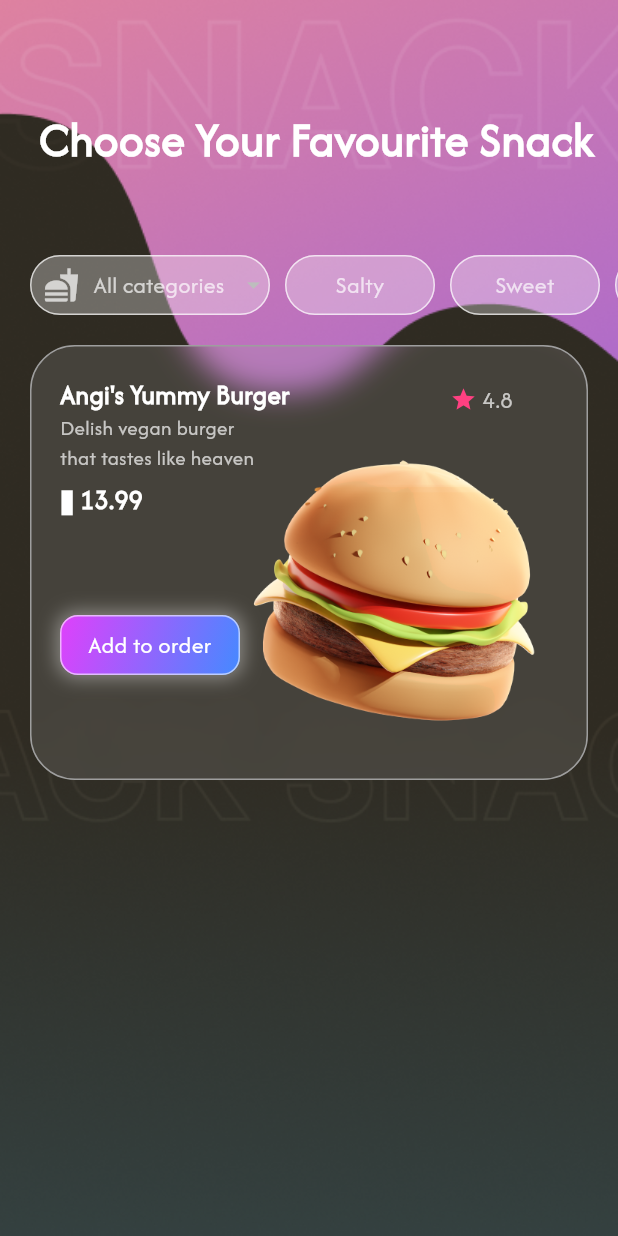
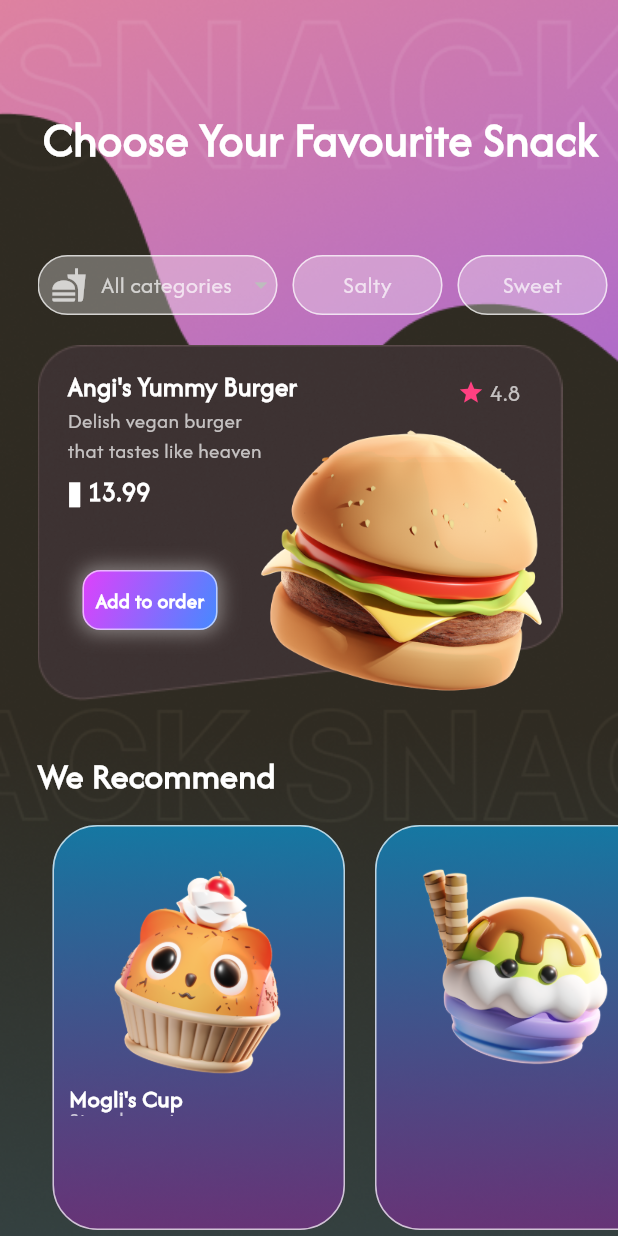
Before and after one commit to FrancescBrau/jpcode_fbrau, a Flutter app: the screen it shows after launch, on a phone screen of 412 x 824 dp. Run offline on Flutter 3.47's test engine with Material 3 defaults, Android fonts, the phone set to English and light mode, and no system bars.

Commit message:
scrollcards created

```diff
--- a/lib/features/main/main_screen.dart
+++ b/lib/features/main/main_screen.dart
@@ -1,5 +1,11 @@
+import 'dart:ui';
+
 import 'package:flutter/material.dart';
-import 'package:jpcode/features/main/widgets/card.dart';
+import 'package:jpcode/features/main/widgets/central_card.dart';
+import 'package:jpcode/features/main/widgets/scroll/baluscard.dart';
+import 'package:jpcode/features/main/widgets/scroll/creamiescard.dart';
+import 'package:jpcode/features/main/widgets/scroll/mogliscard.dart';
+import 'package:jpcode/features/main/widgets/scroll/scroll_cards.dart';
 import 'widgets/category_container.dart';
 import 'widgets/category_dropdown.dart';
 
@@ -26,7 +32,7 @@ class _HomeScreenState extends State<HomeScreen> {
           const Positioned(
             //title code starts here
             top: 70,
-            left: 20,
+            left: 25,
             right: 10,
             child: Center(
               child: Text(
@@ -42,7 +48,7 @@ class _HomeScreenState extends State<HomeScreen> {
           const Positioned(
             //categories and dropdown code starts here
             top: 170,
-            left: 20,
+            left: 25,
             right: 0,
             child: SingleChildScrollView(
               scrollDirection: Axis.horizontal,
@@ -64,13 +70,53 @@ class _HomeScreenState extends State<HomeScreen> {
               ),
             ),
           ), //categories and dropdown ends here
+          Positioned(
+            top: 230,
+            left: 25,
+            child: Stack(
+              children: [
+                Image.asset("assets/images/details/Top Card.png"),
+              ],
+            ),
+          ),
+
           const Positioned(
             //here is code for burger card, found in ../widgets/cards.dart
             top: 230,
-            left: 20,
+            left: 25,
             right: 20,
             child: BurgerCard(), //code burger ends here
-          )
+          ),
+          const Positioned(
+            //subtitle code starts here
+            top: 500,
+            left: 25,
+            child: Text(
+              "We Recommend",
+              style: TextStyle(
+                color: Colors.white,
+                fontSize: 24,
+                fontWeight: FontWeight.bold,
+              ),
+            ),
+          ),
+          //subtittle code ends here
+          Positioned(
+            top: 550,
+            left: 25,
+            right: 0,
+            child: SizedBox(
+              height: 270,
+              child: ListView(
+                scrollDirection: Axis.horizontal,
+                children: const [
+                  MoglisCard(),
+                  BalusCard(),
+                  CreamiesCard(),
+                ],
+              ),
+            ),
+          ),
         ],
       ),
     );
--- a/lib/features/main/widgets/card.dart
+++ b/lib/features/main/widgets/central_card.dart
@@ -8,30 +8,12 @@ class BurgerCard extends StatelessWidget {
   Widget build(BuildContext context) {
     return Stack(
       children: [
-        ClipRRect(
-          borderRadius: BorderRadius.circular(30),
-          child: BackdropFilter(
-            filter: ImageFilter.blur(sigmaX: 10, sigmaY: 10),
-            child: Container(
-              width: 400,
-              height: 290,
-              decoration: BoxDecoration(
-                color: Colors.grey.withOpacity(0.2),
-                borderRadius: BorderRadius.circular(30),
-              ),
-            ),
-          ),
-        ),
-        Container(
+        const SizedBox(
           width: 400,
           height: 290,
-          decoration: BoxDecoration(
-            borderRadius: BorderRadius.circular(30),
-            border: Border.all(color: Colors.grey, width: 1),
-          ),
         ),
         Positioned(
-          top: -55,
+          top: -75,
           left: 28,
           child: Transform.scale(
             scale: 0.5,
@@ -39,9 +21,9 @@ class BurgerCard extends StatelessWidget {
           ),
         ),
         const Positioned(
-          top: 20,
+          top: 15,
           left: 20,
-          child: const Text(
+          child: Text(
             "Angi's Yummy Burger",
             style: TextStyle(
               fontSize: 18,
@@ -51,7 +33,7 @@ class BurgerCard extends StatelessWidget {
           ),
         ),
         const Positioned(
-          top: 45,
+          top: 40,
           left: 20,
           child: Text(
             "Delish vegan burger  \nthat tastes like heaven ",
@@ -62,7 +44,7 @@ class BurgerCard extends StatelessWidget {
           ),
         ),
         const Positioned(
-          top: 90,
+          top: 85,
           left: 20,
           child: Text(
             '₳ 13.99',
@@ -74,7 +56,7 @@ class BurgerCard extends StatelessWidget {
           ),
         ),
         const Positioned(
-          top: 25,
+          top: 20,
           left: 280,
           child: Row(
             children: [
@@ -90,10 +72,10 @@ class BurgerCard extends StatelessWidget {
           ),
         ),
         Positioned(
-          top: 180,
-          left: 20,
+          top: 150,
+          left: 30,
           child: Container(
-            width: 120,
+            width: 90,
             height: 40,
             decoration: BoxDecoration(
               borderRadius: BorderRadius.circular(12),
@@ -117,7 +99,8 @@ class BurgerCard extends StatelessWidget {
             child: const Center(
               child: Text('Add to order',
                   style: TextStyle(
-                    fontSize: 16,
+                    fontSize: 14,
+                    fontWeight: FontWeight.bold,
                     color: Colors.white,
                   ),
                   textAlign: TextAlign.center),
--- /dev/null
+++ b/lib/features/main/widgets/scroll/baluscard.dart
@@ -0,0 +1,15 @@
+import 'package:flutter/material.dart';
+import 'package:jpcode/features/main/widgets/scroll/scroll_cards.dart';
+
+class BalusCard extends StatelessWidget {
+  const BalusCard({super.key});
+
+  @override
+  Widget build(BuildContext context) {
+    return ScrollCards(
+        child: Transform.scale(
+      scale: 0.8,
+      child: Image.asset("assets/images/grafs/Ice.cream.png"),
+    ));
+  }
+}
--- /dev/null
+++ b/lib/features/main/widgets/scroll/creamiescard.dart
@@ -0,0 +1,18 @@
+import 'package:flutter/material.dart';
+import 'package:jpcode/features/main/widgets/scroll/scroll_cards.dart';
+
+class CreamiesCard extends StatelessWidget {
+  const CreamiesCard({super.key});
+
+  @override
+  Widget build(BuildContext context) {
+    return ScrollCards(
+        child: Transform.scale(
+      scale: 0.8,
+      child: Image.asset("assets/images/grafs/ice cream stick_3D.png"),
+    ));
+  }
+}
+
+
+//
--- /dev/null
+++ b/lib/features/main/widgets/scroll/mogliscard.dart
@@ -0,0 +1,75 @@
+import 'package:flutter/material.dart';
+import 'package:jpcode/features/main/widgets/scroll/scroll_cards.dart';
+
+class MoglisCard extends StatelessWidget {
+  const MoglisCard({super.key});
+
+  @override
+  Widget build(BuildContext context) {
+    return ScrollCards(
+      child: Stack(
+        children: [
+          Transform.scale(
+            scale: 0.8,
+            child: Image.asset("assets/images/grafs/cat cupcakes_3D.png"),
+          ),
+          const Positioned(
+            top: 170,
+            left: 10,
+            child: Text(
+              "Mogli's Cup",
+              style: TextStyle(
+                color: Colors.white,
+                fontSize: 16,
+                fontWeight: FontWeight.bold,
+              ),
+              textAlign: TextAlign.left,
+            ),
+          ),
+          const Positioned(
+            top: 185,
+            left: 10,
+            child: Text(
+              "Strawberry ice cream",
+              style: TextStyle(
+                color: Colors.white70,
+                fontSize: 14,
+              ),
+              textAlign: TextAlign.center,
+            ),
+          ),
+          const Positioned(
+            top: 190,
+            left: 10,
+            child: Row(
+              mainAxisAlignment: MainAxisAlignment.spaceBetween,
+              children: [
+                Text(
+                  "₳ 8.99",
+                  style: TextStyle(
+                    color: Colors.white,
+                    fontSize: 16,
+                    fontWeight: FontWeight.bold,
+                  ),
+                ),
+                Row(
+                  children: [
+                    Icon(Icons.favorite, color: Colors.red, size: 16),
+                    SizedBox(width: 5),
+                    Text(
+                      "200",
+                      style: TextStyle(
+                        color: Colors.white,
+                        fontSize: 16,
+                      ),
+                    ),
+                  ],
+                ),
+              ],
+            ),
+          ),
+        ],
+      ),
+    );
+  }
+}
--- /dev/null
+++ b/lib/features/main/widgets/scroll/scroll_cards.dart
@@ -0,0 +1,40 @@
+import 'package:flutter/material.dart';
+
+const double cardWidth = 195;
+const double cardHeight = 270;
+const BorderRadius cardBorderRadius = BorderRadius.all(Radius.circular(30));
+
+class ScrollCards extends StatelessWidget {
+  final Widget child;
+
+  const ScrollCards({super.key, required this.child});
+
+  @override
+  Widget build(BuildContext context) {
+    return Container(
+      width: cardWidth,
+      height: cardHeight,
+      margin: const EdgeInsets.symmetric(horizontal: 10),
+      decoration: BoxDecoration(
+        gradient: const LinearGradient(
+          colors: [
+            Color.fromARGB(153, 3, 168, 244),
+            Color.fromARGB(125, 155, 39, 176),
+          ],
+          begin: Alignment.topCenter,
+          end: Alignment.bottomCenter,
+        ),
+        borderRadius: cardBorderRadius,
+        border: Border.all(
+          color: Colors.white70,
+          width: 1,
+        ),
+      ),
+      child: Stack(
+        children: [
+          child,
+        ],
+      ),
+    );
+  }
+}
```
